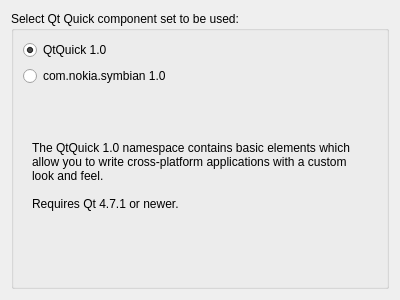
qt-creator/qt-creator, file src/plugins/qt4projectmanager/wizards/qtquickcomponentsetoptionspage.ui: the form before one commit.
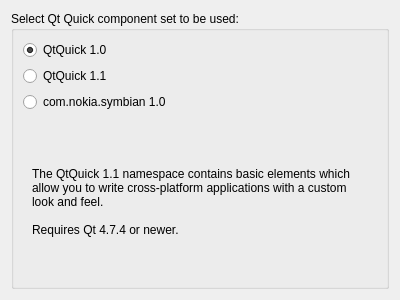
The form after the commit. The open tabs and pages were chosen to show the change.

Commit message:
QtQuickApp wizard: Add option for QtQuick 1.1 module
Technically it's just one line in the generated file, but might
avoid people be confused on why there is only QtQuick 1.0 as an option.

The edit to the form file:
```diff
--- a/src/plugins/qt4projectmanager/wizards/qtquickcomponentsetoptionspage.ui
+++ b/src/plugins/qt4projectmanager/wizards/qtquickcomponentsetoptionspage.ui
@@ -38,7 +38,17 @@
          <bool>true</bool>
         </property>
         <attribute name="buttonGroup">
-         <string>buttonGroup</string>
+         <string notr="true">buttonGroup</string>
+        </attribute>
+       </widget>
+      </item>
+      <item>
+       <widget class="QRadioButton" name="qtquick11RadioButton">
+        <property name="text">
+         <string notr="true">QtQuick 1.1</string>
+        </property>
+        <attribute name="buttonGroup">
+         <string notr="true">buttonGroup</string>
         </attribute>
        </widget>
       </item>
@@ -92,6 +102,25 @@
           </item>
          </layout>
         </widget>
+        <widget class="QWidget" name="qtquick11DescriptionWidget">
+         <layout class="QGridLayout" name="gridLayout_4">
+          <item row="0" column="0">
+           <widget class="QLabel" name="qtquick11DescriptionLabel">
+            <property name="text">
+             <string>The QtQuick 1.1 namespace contains basic elements which allow you to write cross-platform applications with a custom look and feel.
+
+Requires Qt 4.7.4 or newer.</string>
+            </property>
+            <property name="alignment">
+             <set>Qt::AlignLeading|Qt::AlignLeft|Qt::AlignTop</set>
+            </property>
+            <property name="wordWrap">
+             <bool>true</bool>
+            </property>
+           </widget>
+          </item>
+         </layout>
+        </widget>
         <widget class="QWidget" name="symbian10DescriptionWidget">
          <layout class="QGridLayout" name="gridLayout_3">
           <item row="0" column="0">
```
Left out of the diff: 8 changed lines with no effect on the pictures. The commit also changes 5 other files.
